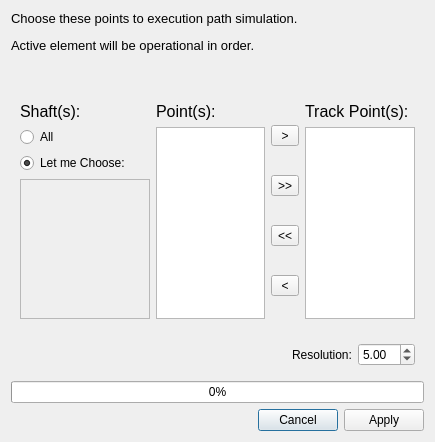
KmolYuan/Pyslvs-UI, file core/panel/run_Path_Track.ui: the form before one commit.
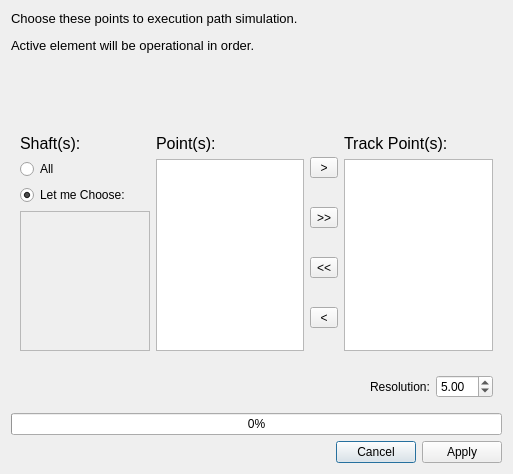
The form after the commit. Icons and pictures are not drawn.

```diff
--- a/core/panel/run_Path_Track.ui
+++ b/core/panel/run_Path_Track.ui
@@ -6,8 +6,8 @@
    <rect>
     <x>0</x>
     <y>0</y>
-    <width>435</width>
-    <height>442</height>
+    <width>513</width>
+    <height>474</height>
    </rect>
   </property>
   <property name="sizePolicy">
@@ -18,14 +18,14 @@
   </property>
   <property name="minimumSize">
    <size>
-    <width>435</width>
-    <height>442</height>
+    <width>513</width>
+    <height>474</height>
    </size>
   </property>
   <property name="maximumSize">
    <size>
-    <width>435</width>
-    <height>442</height>
+    <width>513</width>
+    <height>474</height>
    </size>
   </property>
   <property name="windowTitle">
@@ -138,7 +138,7 @@
              <x>0</x>
              <y>0</y>
              <width>128</width>
-             <height>128</height>
+             <height>136</height>
             </rect>
            </property>
            <layout class="QVBoxLayout" name="scrollAreaWidgetLayout">
```
